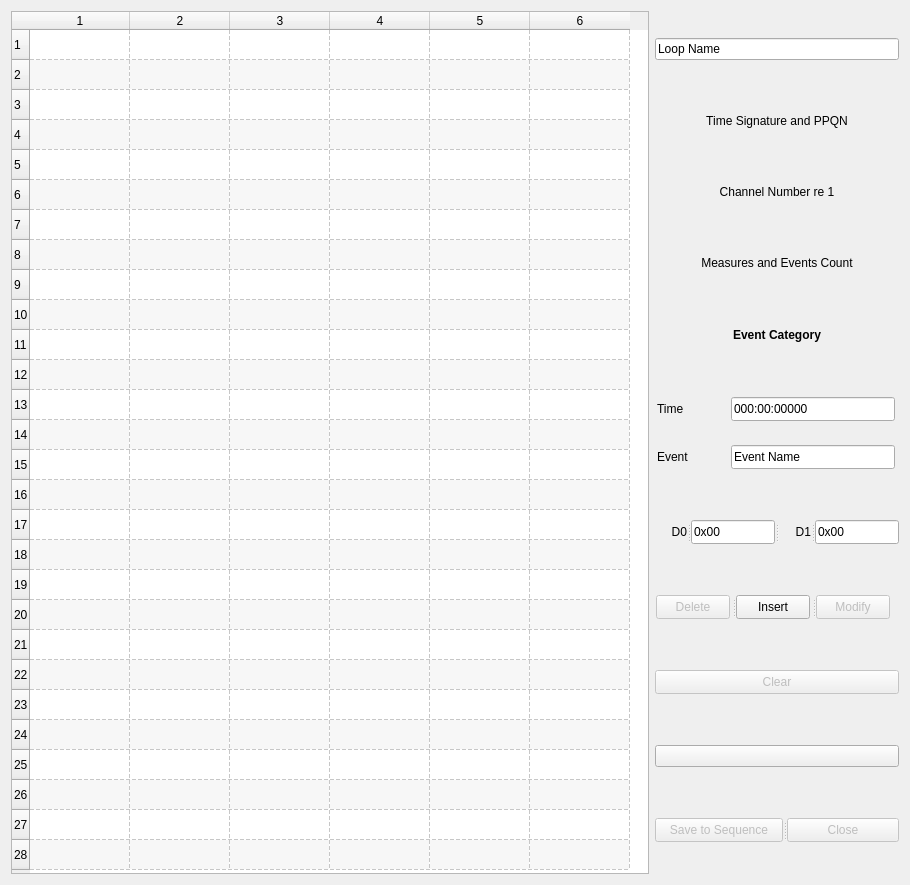
The window that seq_qt5/forms/qseqeventframe.ui (ahlstromcj/seq66) describes before a commit, drawn with Qt 5.
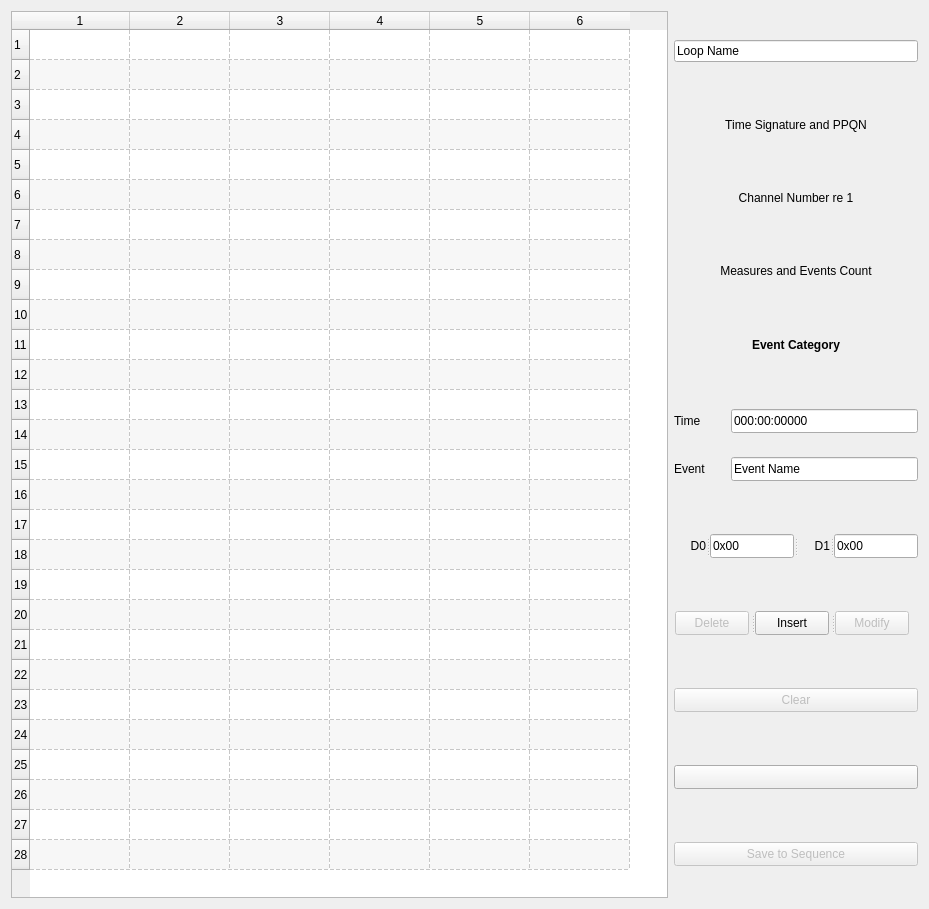
The same window after the commit.

What changed in the file:
```diff
--- a/seq_qt5/forms/qseqeventframe.ui
+++ b/seq_qt5/forms/qseqeventframe.ui
@@ -6,8 +6,8 @@
    <rect>
     <x>0</x>
     <y>0</y>
-    <width>910</width>
-    <height>885</height>
+    <width>929</width>
+    <height>909</height>
    </rect>
   </property>
   <property name="sizePolicy">
@@ -28,6 +28,81 @@
      <property name="sizeConstraint">
       <enum>QLayout::SetNoConstraint</enum>
      </property>
+     <item row="0" column="0">
+      <layout class="QVBoxLayout" name="verticalLayout_2">
+       <item>
+        <widget class="QTableWidget" name="eventTableWidget">
+         <property name="sizePolicy">
+          <sizepolicy hsizetype="Expanding" vsizetype="MinimumExpanding">
+           <horstretch>0</horstretch>
+           <verstretch>0</verstretch>
+          </sizepolicy>
+         </property>
+         <property name="minimumSize">
+          <size>
+           <width>548</width>
+           <height>500</height>
+          </size>
+         </property>
+         <property name="toolTip">
+          <string>Shows the events in the pattern/sequence.  Events can be edited only with the controls at the right of this table.</string>
+         </property>
+         <property name="sizeAdjustPolicy">
+          <enum>QAbstractScrollArea::AdjustToContents</enum>
+         </property>
+         <property name="alternatingRowColors">
+          <bool>true</bool>
+         </property>
+         <property name="selectionBehavior">
+          <enum>QAbstractItemView::SelectRows</enum>
+         </property>
+         <property name="gridStyle">
+          <enum>Qt::DashLine</enum>
+         </property>
+         <property name="rowCount">
+          <number>28</number>
+         </property>
+         <property name="columnCount">
+          <number>6</number>
+         </property>
+         <row/>
+         <row/>
+         <row/>
+         <row/>
+         <row/>
+         <row/>
+         <row/>
+         <row/>
+         <row/>
+         <row/>
+         <row/>
+         <row/>
+         <row/>
+         <row/>
+         <row/>
+         <row/>
+         <row/>
+         <row/>
+         <row/>
+         <row/>
+         <row/>
+         <row/>
+         <row/>
+         <row/>
+         <row/>
+         <row/>
+         <row/>
+         <row/>
+         <column/>
+         <column/>
+         <column/>
+         <column/>
+         <column/>
+         <column/>
+        </widget>
+       </item>
+      </layout>
+     </item>
      <item row="0" column="2">
       <layout class="QVBoxLayout" name="verticalLayout">
        <property name="spacing">
@@ -174,7 +249,7 @@
            </property>
            <property name="maximumSize">
             <size>
-             <width>164</width>
+             <width>16777215</width>
              <height>24</height>
             </size>
            </property>
@@ -215,7 +290,7 @@
            </property>
            <property name="maximumSize">
             <size>
-             <width>164</width>
+             <width>16777215</width>
              <height>24</height>
             </size>
            </property>
@@ -239,7 +314,7 @@
          </property>
          <property name="maximumSize">
           <size>
-           <width>244</width>
+           <width>16777215</width>
            <height>24</height>
           </size>
          </property>
@@ -338,7 +413,7 @@
          </property>
          <property name="maximumSize">
           <size>
-           <width>230</width>
+           <width>16777215</width>
            <height>24</height>
           </size>
          </property>
@@ -351,7 +426,7 @@
           </property>
           <property name="minimumSize">
            <size>
-            <width>64</width>
+            <width>74</width>
             <height>24</height>
            </size>
           </property>
@@ -374,7 +449,7 @@
           </property>
           <property name="minimumSize">
            <size>
-            <width>64</width>
+            <width>74</width>
             <height>24</height>
            </size>
           </property>
@@ -397,7 +472,7 @@
           </property>
           <property name="minimumSize">
            <size>
-            <width>64</width>
+            <width>74</width>
             <height>24</height>
            </size>
           </property>
@@ -429,7 +504,7 @@
          </property>
          <property name="maximumSize">
           <size>
-           <width>244</width>
+           <width>16777215</width>
            <height>24</height>
           </size>
          </property>
@@ -443,6 +518,18 @@
        </item>
        <item>
         <widget class="QPushButton" name="button_dump">
+         <property name="minimumSize">
+          <size>
+           <width>240</width>
+           <height>24</height>
+          </size>
+         </property>
+         <property name="maximumSize">
+          <size>
+           <width>16777215</width>
+           <height>24</height>
+          </size>
+         </property>
          <property name="text">
           <string/>
          </property>
@@ -458,20 +545,20 @@
            <bool>false</bool>
           </property>
           <property name="sizePolicy">
-           <sizepolicy hsizetype="Fixed" vsizetype="Fixed">
+           <sizepolicy hsizetype="Minimum" vsizetype="Fixed">
             <horstretch>0</horstretch>
             <verstretch>0</verstretch>
            </sizepolicy>
           </property>
           <property name="minimumSize">
            <size>
-            <width>48</width>
+            <width>240</width>
             <height>24</height>
            </size>
           </property>
           <property name="maximumSize">
            <size>
-            <width>128</width>
+            <width>16777215</width>
             <height>24</height>
            </size>
           </property>
@@ -482,110 +569,6 @@
            <string>Save to Sequence</string>
           </property>
          </widget>
-         <widget class="QPushButton" name="button_cancel">
-          <property name="enabled">
-           <bool>false</bool>
-          </property>
-          <property name="sizePolicy">
-           <sizepolicy hsizetype="Fixed" vsizetype="Fixed">
-            <horstretch>0</horstretch>
-            <verstretch>0</verstretch>
-           </sizepolicy>
-          </property>
-          <property name="minimumSize">
-           <size>
-            <width>48</width>
-            <height>24</height>
-           </size>
-          </property>
-          <property name="maximumSize">
-           <size>
-            <width>128</width>
-            <height>24</height>
-           </size>
-          </property>
-          <property name="toolTip">
-           <string>Closes this editor without saving.</string>
-          </property>
-          <property name="text">
-           <string>Close</string>
-          </property>
-         </widget>
-        </widget>
-       </item>
-      </layout>
-     </item>
-     <item row="0" column="0">
-      <layout class="QVBoxLayout" name="verticalLayout_2">
-       <item>
-        <widget class="QTableWidget" name="eventTableWidget">
-         <property name="sizePolicy">
-          <sizepolicy hsizetype="Expanding" vsizetype="MinimumExpanding">
-           <horstretch>0</horstretch>
-           <verstretch>0</verstretch>
-          </sizepolicy>
-         </property>
-         <property name="minimumSize">
-          <size>
-           <width>548</width>
-           <height>500</height>
-          </size>
-         </property>
-         <property name="toolTip">
-          <string>Shows the events in the pattern/sequence.  Events can be edited only with the controls at the right of this table.</string>
-         </property>
-         <property name="sizeAdjustPolicy">
-          <enum>QAbstractScrollArea::AdjustToContents</enum>
-         </property>
-         <property name="alternatingRowColors">
-          <bool>true</bool>
-         </property>
-         <property name="selectionBehavior">
-          <enum>QAbstractItemView::SelectRows</enum>
-         </property>
-         <property name="gridStyle">
-          <enum>Qt::DashLine</enum>
-         </property>
-         <property name="rowCount">
-          <number>28</number>
-         </property>
-         <property name="columnCount">
-          <number>6</number>
-         </property>
-         <row/>
-         <row/>
-         <row/>
-         <row/>
-         <row/>
-         <row/>
-         <row/>
-         <row/>
-         <row/>
-         <row/>
-         <row/>
-         <row/>
-         <row/>
-         <row/>
-         <row/>
-         <row/>
-         <row/>
-         <row/>
-         <row/>
-         <row/>
-         <row/>
-         <row/>
-         <row/>
-         <row/>
-         <row/>
-         <row/>
-         <row/>
-         <row/>
-         <column/>
-         <column/>
-         <column/>
-         <column/>
-         <column/>
-         <column/>
         </widget>
        </item>
       </layout>
```
